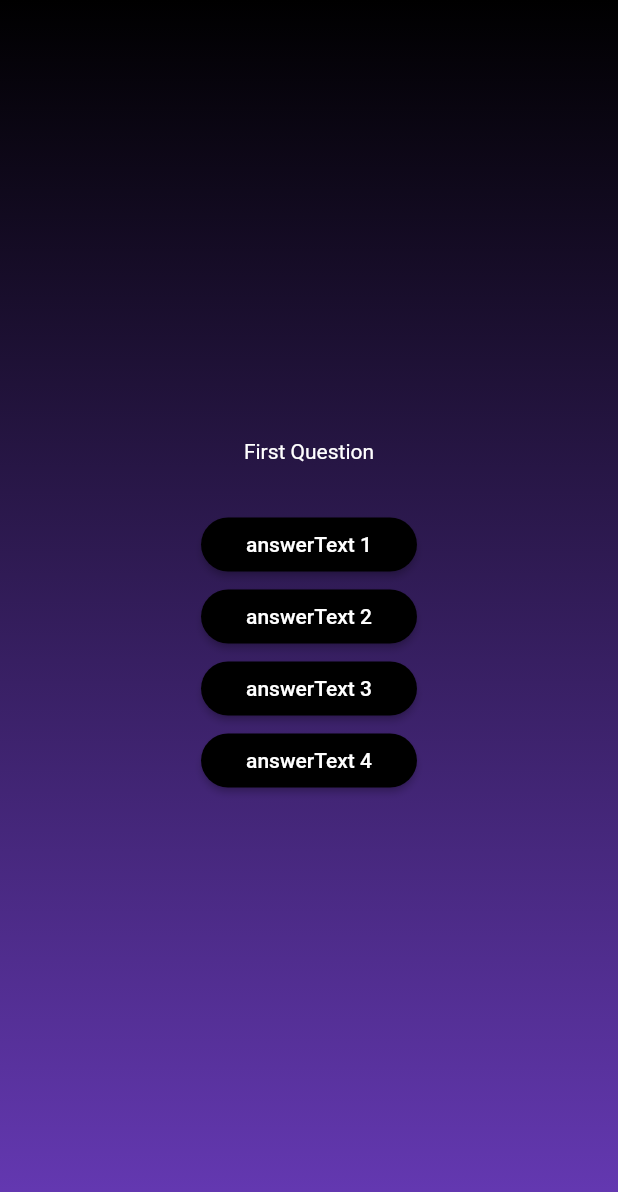
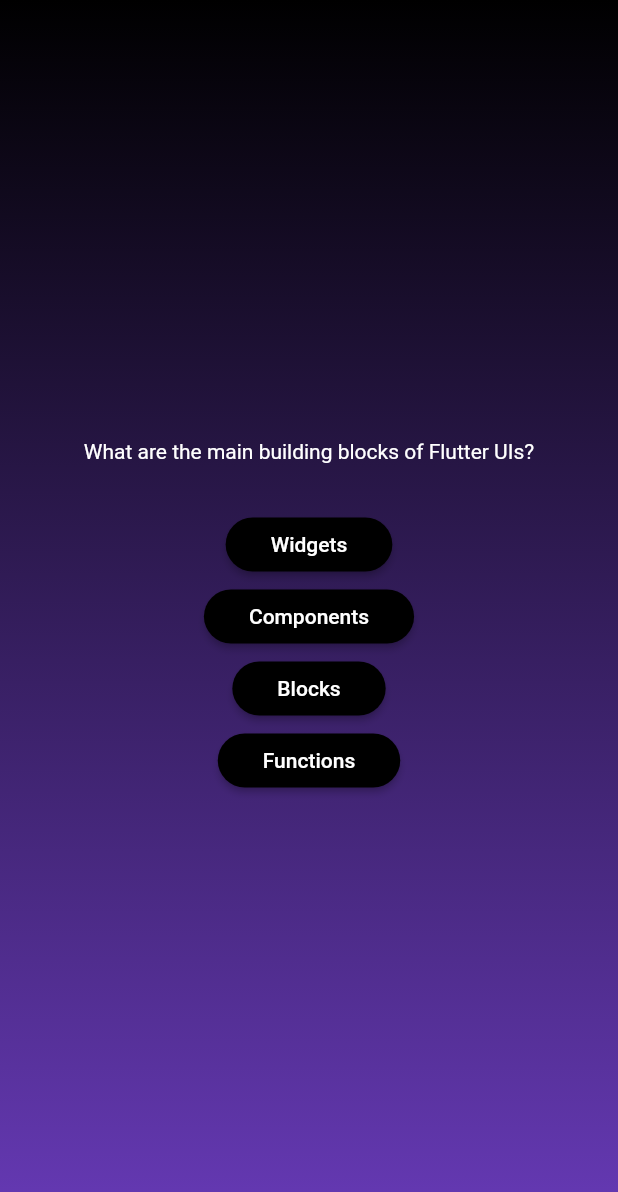
Before and after one commit to Skoomatron/FlutterQuizApp, a Flutter app: the screen it shows after launch, after a tap on "Start Quiz", on a phone screen of 412 x 824 dp. Shown: the top 1192 px of the screen. Run offline on Flutter 3.47's test engine with Material 2 defaults, Android fonts, the phone set to English and light mode, and no system bars.

Commit message:
Mapping Answer Buttons

```diff
--- a/lib/question_screen.dart
+++ b/lib/question_screen.dart
@@ -1,5 +1,6 @@
 import 'package:flutter/material.dart';
 import 'package:quiz_app/answer_button.dart';
+import 'package:quiz_app/data/questions.dart';
 
 class QuestionScreen extends StatefulWidget {
   const QuestionScreen({super.key});
@@ -13,22 +14,24 @@ class QuestionScreen extends StatefulWidget {
 class _QuestionScreenState extends State<QuestionScreen> {
   @override
   Widget build(context) {
+
+    final currentQuestion = questions[0];
+
     return SizedBox(
       width: double.infinity,
       child: Column(
         mainAxisAlignment: MainAxisAlignment.center,
         children: [
-          const Text(
-            'First Question',
+          Text(
+            currentQuestion.text,
             style: TextStyle(color: Colors.white),
           ),
           const SizedBox(
             height: 30,
           ),
-          AnswerButton('answerText 1', () { }),
-          AnswerButton('answerText 2', () { }),
-          AnswerButton('answerText 3', () { }),
-          AnswerButton('answerText 4', () { }),
+          ...currentQuestion.answers.map((element) {
+            return AnswerButton(element, () { });
+          }),
         ],
       ),
     );
```
